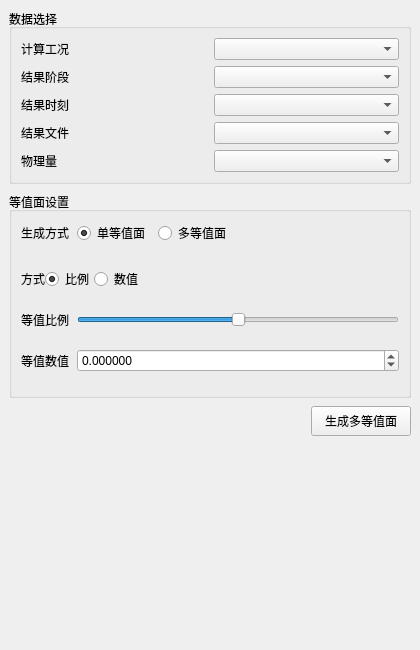
Above: plugins/Base_PostProcessing/IsosurfaceSettingsWidget.ui from asd977/base_cae before the change. Below: the same form after it.
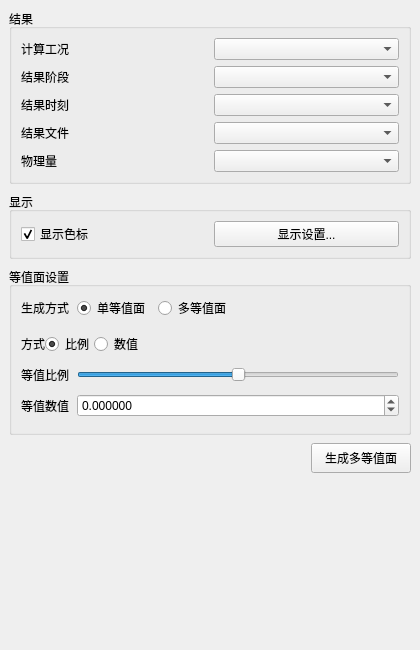
That is the form after the change.

Diff of the .ui file:
```diff
--- a/plugins/Base_PostProcessing/IsosurfaceSettingsWidget.ui
+++ b/plugins/Base_PostProcessing/IsosurfaceSettingsWidget.ui
@@ -32,7 +32,7 @@
    <item>
     <widget class="QGroupBox" name="resultDataGroupBox">
      <property name="title">
-      <string>数据选择</string>
+      <string>结果</string>
      </property>
      <layout class="QGridLayout" name="resultDataLayout">
       <item row="0" column="0">
@@ -94,6 +94,38 @@
      </layout>
     </widget>
    </item>
+   <item>
+    <widget class="QGroupBox" name="displayGroupBox">
+     <property name="title">
+      <string>显示</string>
+     </property>
+     <layout class="QGridLayout" name="displayGridLayout">
+      <property name="horizontalSpacing">
+       <number>8</number>
+      </property>
+      <property name="verticalSpacing">
+       <number>7</number>
+      </property>
+      <item row="0" column="0">
+       <widget class="QCheckBox" name="showScalarBarCheckBox">
+        <property name="text">
+         <string>显示色标</string>
+        </property>
+        <property name="checked">
+         <bool>true</bool>
+        </property>
+       </widget>
+      </item>
+      <item row="0" column="1">
+       <widget class="QPushButton" name="displaySettingsButton">
+        <property name="text">
+         <string>显示设置...</string>
+        </property>
+       </widget>
+      </item>
+     </layout>
+    </widget>
+   </item>
    <item>
     <widget class="QGroupBox" name="geometryGroupBox">
      <property name="title">
```
Left out of the diff: 41 changed lines with no effect on the pictures.
